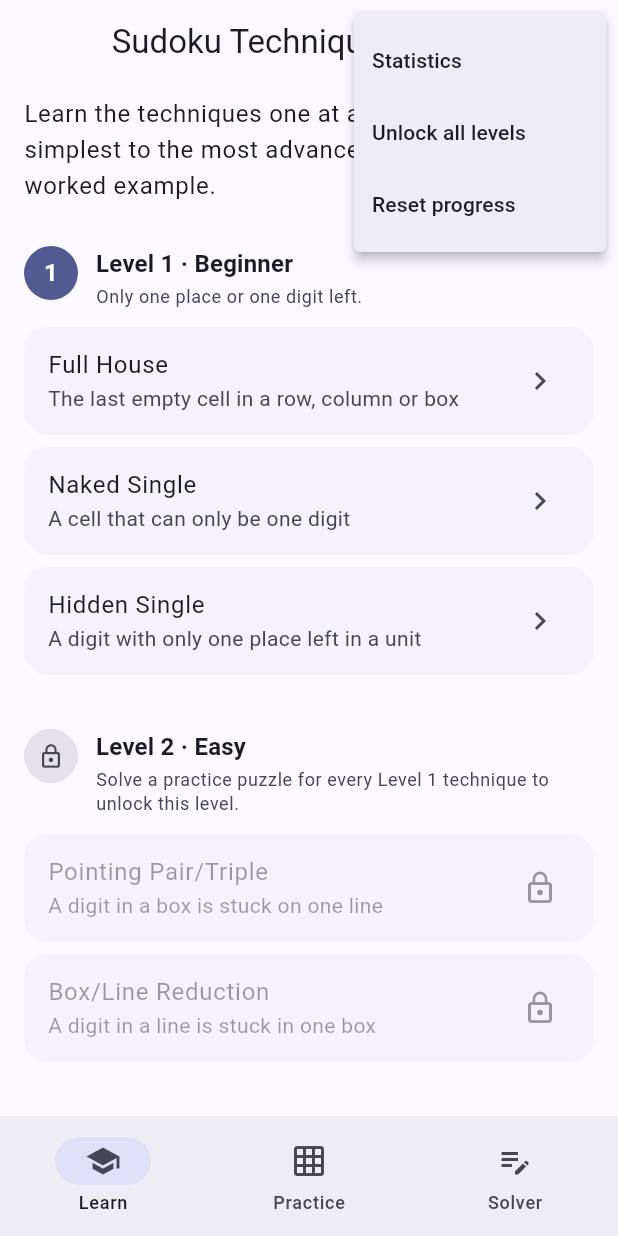
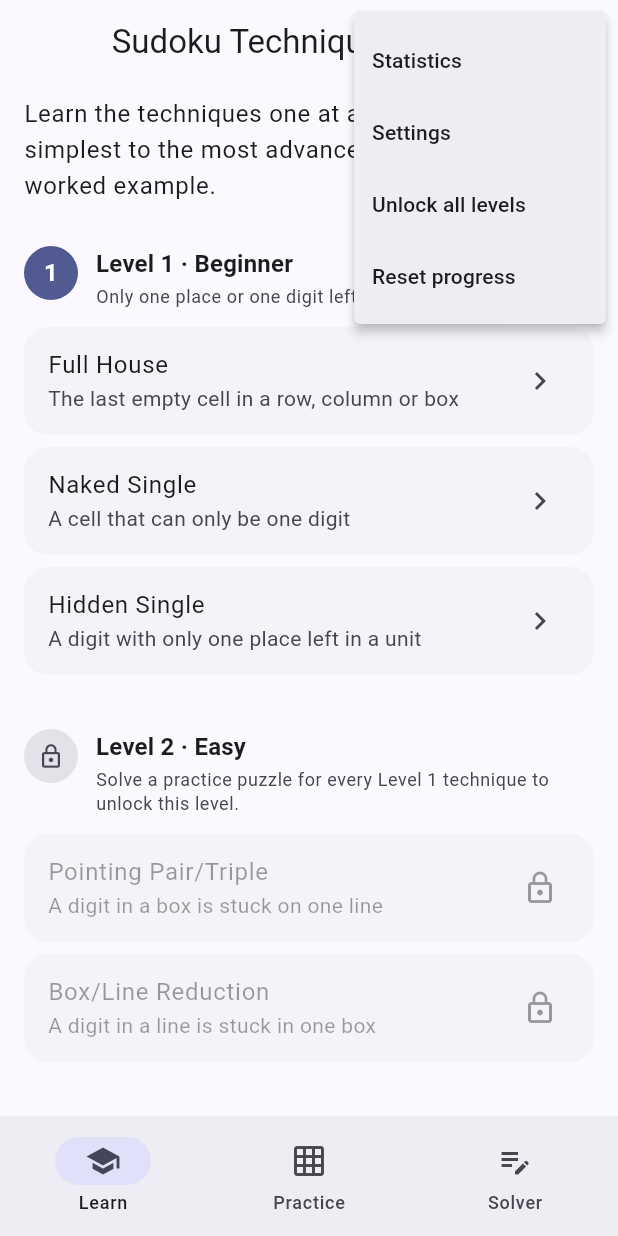
Before and after one commit to johnkg/sudoku-solver, a Flutter app: the screen it shows after launch, after a tap on the "more vert" icon, on a phone screen of 412 x 824 dp. Run offline on Flutter 3.47's test engine with Material 3 defaults, Android fonts, the phone set to English and light mode, and no system bars; our stand-ins replace shared_preferences; missing offline and left inert: dart:js_interop.

Commit message:
Add a settings screen: vibration, clock and mistake limit
Co-Authored-By: Claude Sonnet 5.5 <noreply@anthropic.com>
Claude-Session: https://claude.ai/code/session_01A5ARPcVpSTN9vK4K7NbA95

```diff
--- a/lib/main.dart
+++ b/lib/main.dart
@@ -1,11 +1,19 @@
 import 'package:flutter/material.dart';
 
 import 'progress/progress_store.dart';
+import 'settings/settings.dart';
 import 'ui/app.dart';
 import 'ui/puzzle_link.dart';
 
 Future<void> main() async {
   WidgetsFlutterBinding.ensureInitialized();
   final store = await ProgressStore.load();
-  runApp(SudokuApp(store: store, initialPuzzle: puzzleFromUri(Uri.base)));
+  final settings = await Settings.load();
+  runApp(
+    SudokuApp(
+      store: store,
+      settings: settings,
+      initialPuzzle: puzzleFromUri(Uri.base),
+    ),
+  );
 }
--- /dev/null
+++ b/lib/settings/settings.dart
@@ -0,0 +1,87 @@
+import 'package:flutter/widgets.dart';
+import 'package:shared_preferences/shared_preferences.dart';
+
+/// How the player likes the game to behave. Saved to the device when built
+/// with [load]; [Settings.memory] keeps everything in memory (for tests).
+class Settings extends ChangeNotifier {
+  Settings._(this._prefs);
+
+  Settings.memory() : _prefs = null;
+
+  /// Loads saved settings. Missing or odd values fall back to the defaults.
+  static Future<Settings> load() async {
+    final settings = Settings._(await SharedPreferences.getInstance());
+    final prefs = settings._prefs!;
+    settings._haptics = prefs.getBool(_hapticsKey) ?? true;
+    settings._showClock = prefs.getBool(_clockKey) ?? true;
+    final limit = prefs.getInt(_limitKey);
+    if (mistakeLimits.contains(limit)) settings._mistakeLimit = limit!;
+    return settings;
+  }
+
+  static const _hapticsKey = 'settings.haptics';
+  static const _clockKey = 'settings.showClock';
+  static const _limitKey = 'settings.mistakeLimit';
+
+  /// The mistake limits to choose from. 0 means no limit.
+  static const mistakeLimits = [0, 3, 5];
+
+  final SharedPreferences? _prefs;
+  bool _haptics = true;
+  bool _showClock = true;
+  int _mistakeLimit = 3;
+
+  bool get haptics => _haptics;
+  bool get showClock => _showClock;
+
+  /// Mistakes allowed before the game offers to start over. 0 means no limit.
+  int get mistakeLimit => _mistakeLimit;
+
+  set haptics(bool value) {
+    _haptics = value;
+    _prefs?.setBool(_hapticsKey, value);
+    notifyListeners();
+  }
+
+  set showClock(bool value) {
+    _showClock = value;
+    _prefs?.setBool(_clockKey, value);
+    notifyListeners();
+  }
+
+  set mistakeLimit(int value) {
+    assert(mistakeLimits.contains(value));
+    _mistakeLimit = value;
+    _prefs?.setInt(_limitKey, value);
+    notifyListeners();
+  }
+
+  /// Runs [kind] (such as `HapticFeedback.heavyImpact`) if haptics are on.
+  void haptic(Future<void> Function() kind) {
+    if (_haptics) kind();
+  }
+}
+
+/// Makes the [Settings] available to the whole app and rebuilds dependents
+/// when they change.
+class SettingsScope extends InheritedNotifier<Settings> {
+  const SettingsScope({
+    super.key,
+    required Settings settings,
+    required super.child,
+  }) : super(notifier: settings);
+
+  /// The settings, without rebuilding when they change.
+  static Settings read(BuildContext context) {
+    final scope = context.getInheritedWidgetOfExactType<SettingsScope>();
+    assert(scope != null, 'No SettingsScope above this widget');
+    return scope!.notifier!;
+  }
+
+  /// The settings, rebuilding the caller whenever they change.
+  static Settings of(BuildContext context) {
+    final scope = context.dependOnInheritedWidgetOfExactType<SettingsScope>();
+    assert(scope != null, 'No SettingsScope above this widget');
+    return scope!.notifier!;
+  }
+}
--- a/lib/ui/app.dart
+++ b/lib/ui/app.dart
@@ -2,15 +2,23 @@ import 'package:flutter/material.dart';
 
 import '../progress/progress_scope.dart';
 import '../progress/progress_store.dart';
+import '../settings/settings.dart';
 import 'learn_tab.dart';
 import 'practice_tab.dart';
+import 'settings_screen.dart';
 import 'solver_tab.dart';
 import 'stats_screen.dart';
 
 class SudokuApp extends StatelessWidget {
-  const SudokuApp({super.key, required this.store, this.initialPuzzle});
+  SudokuApp({
+    super.key,
+    required this.store,
+    this.initialPuzzle,
+    Settings? settings,
+  }) : settings = settings ?? Settings.memory();
 
   final ProgressStore store;
+  final Settings settings;
 
   /// A puzzle from a shared link. The app opens on the Solver tab with it.
   final List<int>? initialPuzzle;
@@ -33,7 +41,9 @@ class SudokuApp extends StatelessWidget {
       ),
     );
 
-    return ProgressScope(
+    return SettingsScope(
+      settings: settings,
+      child: ProgressScope(
         store: store,
         child: MaterialApp(
           title: 'Sudoku Technique Teacher',
@@ -42,11 +52,12 @@ class SudokuApp extends StatelessWidget {
           darkTheme: theme(Brightness.dark),
           home: AppShell(initialPuzzle: initialPuzzle),
         ),
+      ),
     );
   }
 }
 
-enum _MenuAction { stats, unlockAll, reset }
+enum _MenuAction { stats, settings, unlockAll, reset }
 
 /// Two tabs: lessons to learn from, puzzles to practise on.
 class AppShell extends StatefulWidget {
@@ -67,6 +78,10 @@ class _AppShellState extends State<AppShell> {
       case _MenuAction.stats:
         await Navigator.of(context)
             .push(MaterialPageRoute<void>(builder: (_) => const StatsScreen()));
+      case _MenuAction.settings:
+        await Navigator.of(
+          context,
+        ).push(MaterialPageRoute<void>(builder: (_) => const SettingsScreen()));
       case _MenuAction.unlockAll:
         store.unlockAllLevels();
       case _MenuAction.reset:
@@ -109,6 +124,10 @@ class _AppShellState extends State<AppShell> {
               const PopupMenuItem(
                 value: _MenuAction.stats,
                 child: Text('Statistics'),
+              ),
+              const PopupMenuItem(
+                value: _MenuAction.settings,
+                child: Text('Settings'),
               ),
               PopupMenuItem(
                 value: _MenuAction.unlockAll,
--- a/lib/ui/solve_controller.dart
+++ b/lib/ui/solve_controller.dart
@@ -58,9 +58,6 @@ class SolveController extends ChangeNotifier {
 
   EntryMode mode = EntryMode.place;
   int mistakes = 0;
-
-  /// Mistakes the player may make before the game offers to start over.
-  static const maxMistakes = 3;
 
   /// Seconds spent on this puzzle. Only changes through [tick].
   final ValueNotifier<int> seconds = ValueNotifier(0);
--- a/lib/ui/solve_screen.dart
+++ b/lib/ui/solve_screen.dart
@@ -8,6 +8,7 @@ import '../engine/engine.dart';
 import '../lessons/lessons.dart';
 import '../progress/progress_scope.dart';
 import '../progress/progress_store.dart';
+import '../settings/settings.dart';
 import 'board_view.dart';
 import 'hint_ladder.dart';
 import 'learn_tab.dart';
@@ -47,6 +48,7 @@ class SolveScreen extends StatefulWidget {
 class _SolveScreenState extends State<SolveScreen>
     with WidgetsBindingObserver, SingleTickerProviderStateMixin {
   late final ProgressStore store = ProgressScope.read(context);
+  late final Settings settings = SettingsScope.read(context);
   late final SolveController controller = _create();
 
   /// Changes whenever the game needs saving again.
@@ -70,7 +72,7 @@ class _SolveScreenState extends State<SolveScreen>
 
   /// Whether the mistake limit has already been dealt with, so the dialog
   /// shows once per run of mistakes.
-  late bool _limitHandled = controller.mistakes >= SolveController.maxMistakes;
+  late bool _limitHandled = _limitReached;
 
   SolveController _create() {
     final text = widget.puzzle.text;
@@ -127,12 +129,12 @@ class _SolveScreenState extends State<SolveScreen>
   /// Light feedback for what the last action did.
   void _feedback() {
     if (controller.mistakes > _seenMistakes) {
-      HapticFeedback.heavyImpact();
+      settings.haptic(HapticFeedback.heavyImpact);
     } else if (controller.completedSerial != _seenCompleted) {
-      HapticFeedback.mediumImpact();
+      settings.haptic(HapticFeedback.mediumImpact);
       if (!controller.solved) _flash.forward(from: 0);
     } else if (controller.moveCount > _seenMoves) {
-      HapticFeedback.selectionClick();
+      settings.haptic(HapticFeedback.selectionClick);
     }
     _seenMistakes = controller.mistakes;
     _seenCompleted = controller.completedSerial;
@@ -186,8 +188,11 @@ class _SolveScreenState extends State<SolveScreen>
     }
   }
 
+  bool get _limitReached =>
+      settings.mistakeLimit > 0 && controller.mistakes >= settings.mistakeLimit;
+
   void _checkMistakeLimit() {
-    if (controller.mistakes < SolveController.maxMistakes) {
+    if (!_limitReached) {
       _limitHandled = false;
     } else if (!_limitHandled && !controller.solved) {
       _limitHandled = true;
@@ -204,7 +209,7 @@ class _SolveScreenState extends State<SolveScreen>
       builder: (context) => AlertDialog(
         title: const Text('Out of mistakes'),
         content: Text(
-          'You have made ${SolveController.maxMistakes} mistakes. Start this '
+          'You have made ${settings.mistakeLimit} mistakes. Start this '
           'puzzle over, or keep going with the mistakes counted.',
         ),
         actions: [
@@ -342,6 +347,8 @@ class _SolveScreenState extends State<SolveScreen>
                   mistakes: controller.mistakes,
                   hints: controller.hintsUsed,
                   seconds: controller.seconds,
+                  limit: settings.mistakeLimit,
+                  showClock: settings.showClock,
                 );
                 final liveBoard = AnimatedBuilder(
                   animation: _flash,
@@ -508,12 +515,18 @@ class _StatsRow extends StatelessWidget {
     required this.mistakes,
     required this.hints,
     required this.seconds,
+    required this.limit,
+    required this.showClock,
   });
 
   final int level;
   final int mistakes;
   final int hints;
   final ValueListenable<int> seconds;
+
+  /// The mistake limit, or 0 for none.
+  final int limit;
+  final bool showClock;
 
   @override
   Widget build(BuildContext context) {
@@ -551,10 +564,11 @@ class _StatsRow extends StatelessWidget {
           stat('Level $level', levelNames[level] ?? ''),
           stat(
             'Mistakes',
-            '$mistakes/${SolveController.maxMistakes}',
+            limit == 0 ? '$mistakes' : '$mistakes/$limit',
             valueKey: const Key('mistakes-value'),
           ),
           stat('Hints', '$hints', valueKey: const Key('hints-value')),
+          if (showClock)
             ValueListenableBuilder<int>(
               valueListenable: seconds,
               builder: (context, value, _) => stat(
@@ -792,7 +806,8 @@ class _NumberPad extends StatelessWidget {
                     onLongPress: done
                         ? null
                         : () {
-                            HapticFeedback.selectionClick();
+                            SettingsScope.read(context)
+                                .haptic(HapticFeedback.selectionClick);
                             controller.toggleArmed(digit);
                           },
                     child: Container(
```
Also changed, not shown: lib/ui/settings_screen.dart (added, +82 -0 lines), 3 other files. Lines whose indentation alone changed are shown as unchanged.
